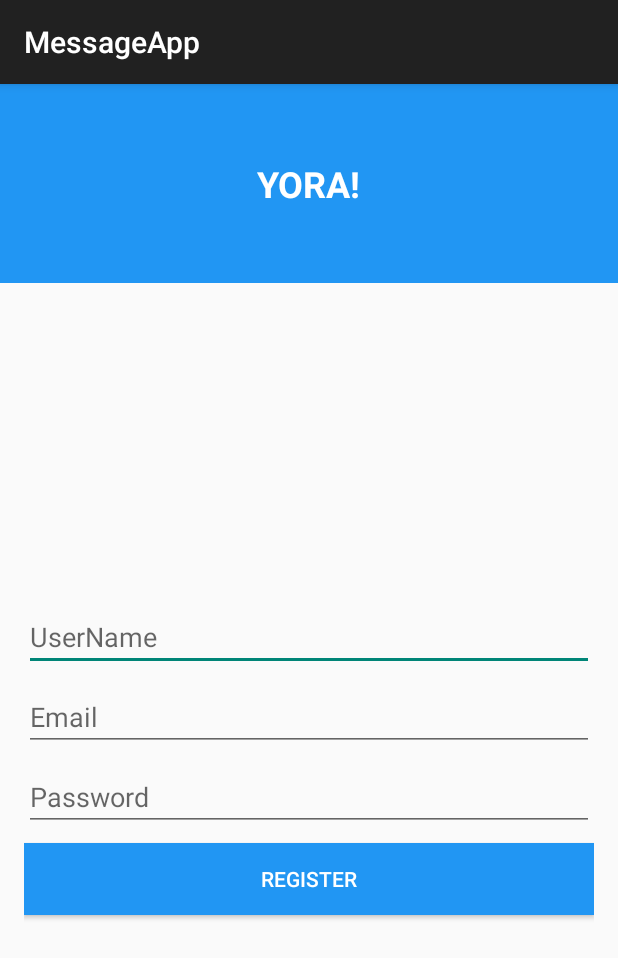
After one commit to Urizel/MessageApp, an Android app: the RegisterActivity screen opened directly, with no data from a screen before it, on a phone screen of 412 x 824 dp. The commit adds this screen. Shown: the top 958 px of the screen. Run offline under Robolectric (Android 15) with nearby library versions, the phone set to English and light mode, and no system bars.

Commit message:
Implementsd Button Listeners

```diff
--- a/app/src/main/AndroidManifest.xml
+++ b/app/src/main/AndroidManifest.xml
@@ -20,6 +20,10 @@
 
         <activity android:name=".activities.LoginNarrowActivity"/>
 
+        <activity android:name=".activities.RegisterActivity"/>
+
+        <activity android:name=".activities.ExternalLoginActivity"/>
+
     </application>
 
 </manifest>
--- /dev/null
+++ b/app/src/main/java/com/spb/kbv/messageapp/activities/RegisterActivity.java
@@ -0,0 +1,45 @@
+package com.spb.kbv.messageapp.activities;
+
+import android.os.Bundle;
+import android.view.View;
+import android.widget.Button;
+import android.widget.EditText;
+
+
+import com.spb.kbv.messageapp.R;
+
+public class RegisterActivity extends BaseActivity implements View.OnClickListener {
+
+    private EditText userNameText;
+    private EditText emailText;
+    private EditText passwordText;
+    private Button registerButton;
+    private View progressBar;
+
+
+    @Override
+    protected void onCreate(Bundle savedInstanceState) {
+        super.onCreate(savedInstanceState);
+        setContentView(R.layout.activity_register);
+
+        userNameText = (EditText)findViewById(R.id.activity_register_userMame);
+        emailText = (EditText)findViewById(R.id.activity_register_email);
+        passwordText = (EditText)findViewById(R.id.activity_register_password);
+        registerButton = (Button)findViewById(R.id.activity_register_button);
+        progressBar = findViewById(R.id.activity_register_progressBar);
+
+        registerButton.setOnClickListener(this);
+        progressBar.setVisibility(View.GONE);
+
+
+    }
+
+    @Override
+    public void onClick(View view) {
+        if (view == registerButton) {
+            application.getAuth().getUser().setIsLoggedIn(true);
+            setResult(RESULT_OK);
+            finish();
+        }
+    }
+}
--- /dev/null
+++ b/app/src/main/res/layout/activity_register.xml
@@ -0,0 +1,64 @@
+<?xml version="1.0" encoding="utf-8"?>
+<LinearLayout xmlns:android="http://schemas.android.com/apk/res/android"
+    android:orientation="vertical"
+    android:layout_width="match_parent"
+    android:layout_height="match_parent">
+
+    <include layout="@layout/include_login_header"/>
+
+    <RelativeLayout
+        android:layout_width="match_parent"
+        android:layout_height="match_parent"
+        android:gravity="center_vertical"
+        android:padding="16dp">
+
+        <EditText
+            android:layout_width="match_parent"
+            android:layout_height="wrap_content"
+            android:hint="UserName"
+            android:singleLine="true"
+            android:layout_marginBottom="8dp"
+            android:id="@+id/activity_register_userMame"/>
+
+        <EditText
+            android:layout_width="match_parent"
+            android:layout_height="wrap_content"
+            android:hint="Email"
+            android:singleLine="true"
+            android:layout_marginBottom="8dp"
+            android:inputType="textEmailAddress"
+            android:id="@+id/activity_register_email"
+            android:layout_below="@id/activity_register_userMame"/>
+
+        <EditText
+            android:layout_width="match_parent"
+            android:layout_height="wrap_content"
+            android:hint="Password"
+            android:inputType="textPassword"
+            android:layout_marginBottom="8dp"
+            android:singleLine="true"
+            android:layout_below="@id/activity_register_email"
+            android:id="@+id/activity_register_password"/>
+
+        <Button
+            android:layout_width="match_parent"
+            android:layout_height="wrap_content"
+            android:text="Register"
+            android:background="@color/primary_color_dark"
+            android:textColor="#ffffff"
+            android:layout_below="@id/activity_register_password"
+            android:id="@+id/activity_register_button"/>
+
+        <ProgressBar
+            android:layout_width="wrap_content"
+            android:layout_height="wrap_content"
+            android:indeterminateOnly="true"
+            android:id="@+id/activity_register_progressBar"
+            android:layout_centerHorizontal="true"
+            android:layout_alignTop="@id/activity_register_button"
+            android:layout_alignBottom="@id/activity_register_button"/>
+
+    </RelativeLayout>
+
+
+</LinearLayout>
```
Also changed, not shown: app/src/main/java/com/spb/kbv/messageapp/activities/ExternalLoginActivity.java (added, +35 -0 lines), app/src/main/java/com/spb/kbv/messageapp/activities/LoginActivity.java (+26 -1 lines), app/src/main/res/layout/activity_external_login.xml (added, +20 -0 lines).
